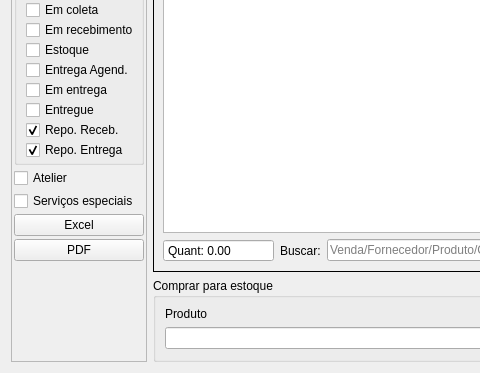
The window that ui/widgetcomprapendentes.ui (darktorres/ERP-STACCATO) describes before a commit, drawn with Qt 5; both pictures show x 0 to 480 and y 161 to 534 of the 933 by 534 pixel window.
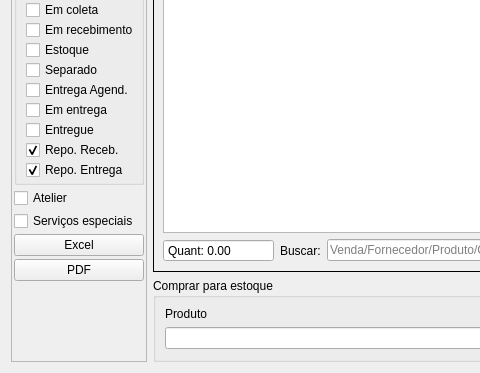
The same window after the commit. Custom widgets are drawn as their Qt base class.

Commit message:
Adicionar filtro de status 'Separado' nas telas de Vendas e Compras Pendentes
venda.status e pedido_fornecedor podem assumir SEPARADO via cascade; sem o checkbox, vendas/compras SEPARADO ficavam ocultas (em Vendas, ocultas por padrao). Inclui conexoes do sinal toggled->montaFiltro.

```diff
--- a/ui/widgetcomprapendentes.ui
+++ b/ui/widgetcomprapendentes.ui
@@ -369,6 +369,22 @@
                  </property>
                 </widget>
                </item>
+               <item>
+                <widget class="QCheckBox" name="checkBoxFiltroSeparado">
+                 <property name="enabled">
+                  <bool>true</bool>
+                 </property>
+                 <property name="sizePolicy">
+                  <sizepolicy hsizetype="Minimum" vsizetype="Fixed">
+                   <horstretch>0</horstretch>
+                   <verstretch>0</verstretch>
+                  </sizepolicy>
+                 </property>
+                 <property name="text">
+                  <string>Separado</string>
+                 </property>
+                </widget>
+               </item>
                <item>
                 <widget class="QCheckBox" name="checkBoxFiltroEntregaAgend">
                  <property name="enabled">
```
Left out of the diff: 1 changed line with no effect on the pictures. The commit also changes 3 other files.
